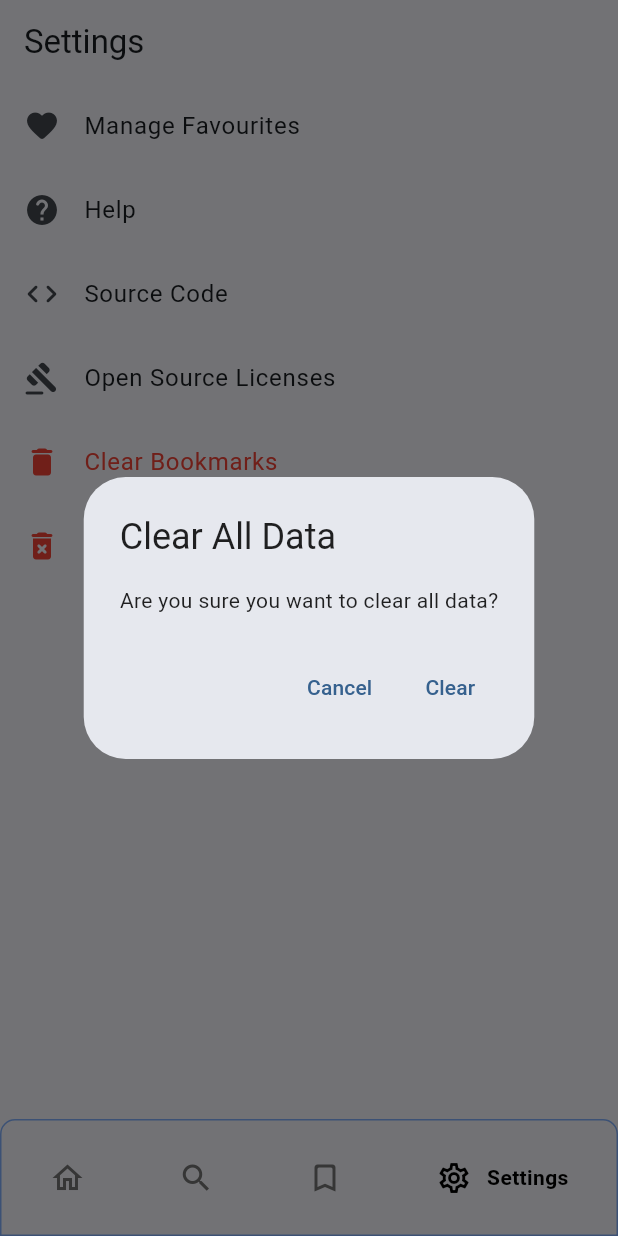
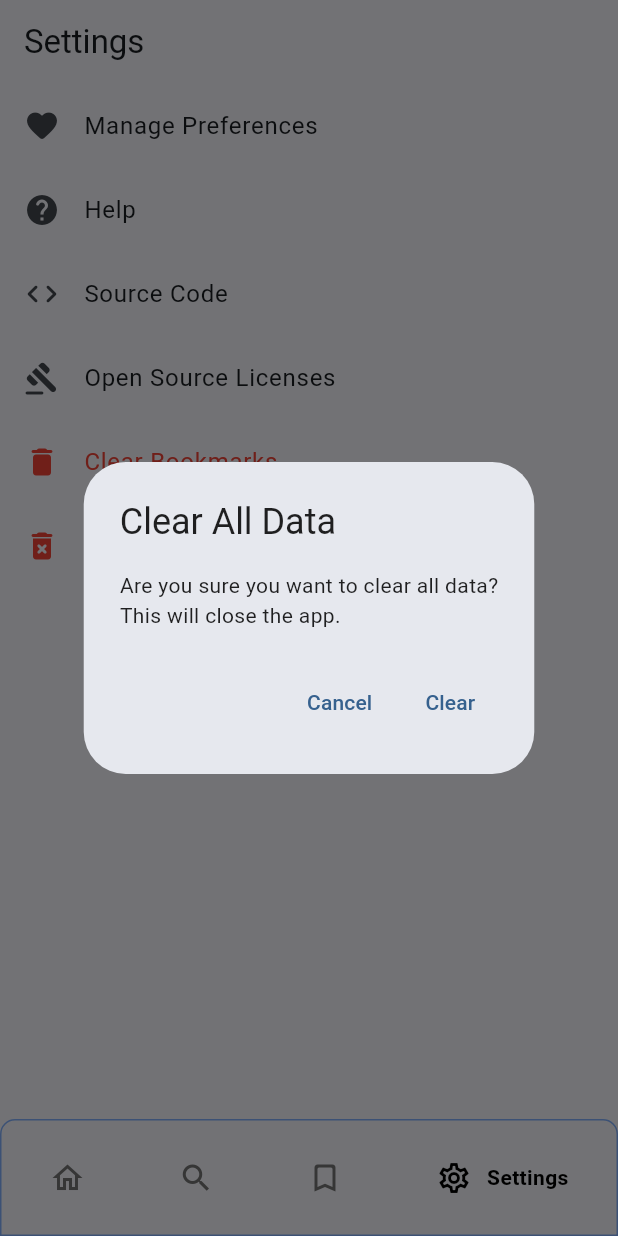
Before and after one commit to Sreeram3927/flutter_news_app, a Flutter app: the PageManager screen opened directly, item 4 of the bottom bar chosen, after a tap on "Clear Data", on a phone screen of 412 x 824 dp. Run offline on Flutter 3.47's test engine with Material 2 defaults, Android fonts, the phone set to English and light mode, and no system bars; drawn by our look-alikes of google_nav_bar; our stand-ins replace carousel_slider, country_picker, google_fonts, share_plus, shared_preferences, shimmer; accounts and stored records are empty; network calls fail; statements that could not run were skipped.

Commit message:
manage preferences from settings

```diff
--- a/lib/data/user_settings.dart
+++ b/lib/data/user_settings.dart
@@ -31,21 +31,16 @@ class UserSettings {
   static Future<void> setSelectedCountry(String value) async {
     await _prefs.setString('country', value);
   }
-  static String getSelectedCountry() {
-    return _prefs.getString('country') ?? 'India';
+  static String? getSelectedCountry() {
+    return _prefs.getString('country');
   }
 
 
   static Future<void> setUserFavourites(List<String> value) async {
     await _prefs.setStringList('userFavourites', value);
   }
-  static List<String> getUserFavourites() {
-    return _prefs.getStringList('userFavourites') ?? [
-      'Space',
-      'Technology',
-      'Science',
-      'Programming',
-    ];
+  static List<String>? getUserFavourites() {
+    return _prefs.getStringList('userFavourites');
   }
 
 
--- a/lib/pages/home/home_page.dart
+++ b/lib/pages/home/home_page.dart
@@ -23,7 +23,7 @@ class _HomePageState extends State<HomePage> with AutomaticKeepAliveClientMixin
   bool isLoading = true;
   bool isError = false;
 
-  String country = UserSettings.getSelectedCountry();
+  String country = UserSettings.getSelectedCountry() ?? 'India';
   List<TrendingNewsFeed> countryNews = [];
   Future<void> getCountryNews() async {
     setState(() => isLoading = true);
@@ -42,7 +42,7 @@ class _HomePageState extends State<HomePage> with AutomaticKeepAliveClientMixin
 
   List<Widget> favourites = [];
   void getFavourites() {
-    setState(() => favourites = UserSettings.getUserFavourites().map((fav) => FavouriteNewsCard(favourite: fav)).toList());
+    setState(() => favourites = UserSettings.getUserFavourites()!.map((fav) => FavouriteNewsCard(favourite: fav)).toList());
   }
 
   Widget onError() {
--- a/lib/pages/onboarding_pages/onboarding_pages.dart
+++ b/lib/pages/onboarding_pages/onboarding_pages.dart
@@ -79,8 +79,8 @@ class DataSelectionPage extends StatefulWidget {
 }
 
 class _DataSelectionPageState extends State<DataSelectionPage> {
-  String? country;
-  List<String> selectedTopics = [];
+  String? country = UserSettings.getSelectedCountry();
+  List<String> selectedTopics = UserSettings.getUserFavourites() ?? [];
 
 
  final List<String> allTopics = [
@@ -123,7 +123,6 @@ class _DataSelectionPageState extends State<DataSelectionPage> {
                 showCountryPicker(
                   context: context,
                   onSelect: (country) {
-                    UserSettings.setSelectedCountry(country.name);
                     setState(() {
                       this.country = country.name;
                     });
--- a/lib/pages/settings/settings_functions.dart
+++ b/lib/pages/settings/settings_functions.dart
@@ -26,7 +26,7 @@ Widget clearBookmarks(BuildContext context) {
 Widget clearData(BuildContext context) {
   return AlertDialog(
     title: const Text('Clear All Data'),
-    content: const Text('Are you sure you want to clear all data?'),
+    content: const Text('Are you sure you want to clear all data?\nThis will close the app.'),
     actions: [
       TextButton(
         onPressed: () {
```
Also changed, not shown: lib/pages/settings/settings_page.dart (+34 -7 lines).
